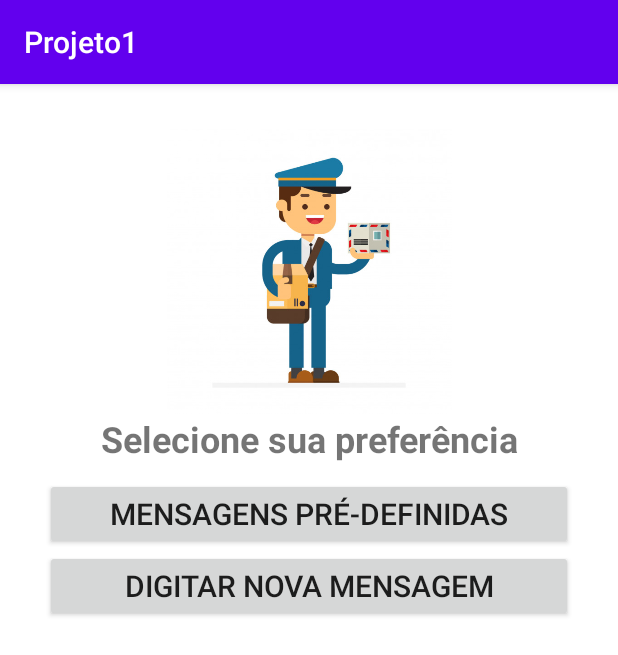
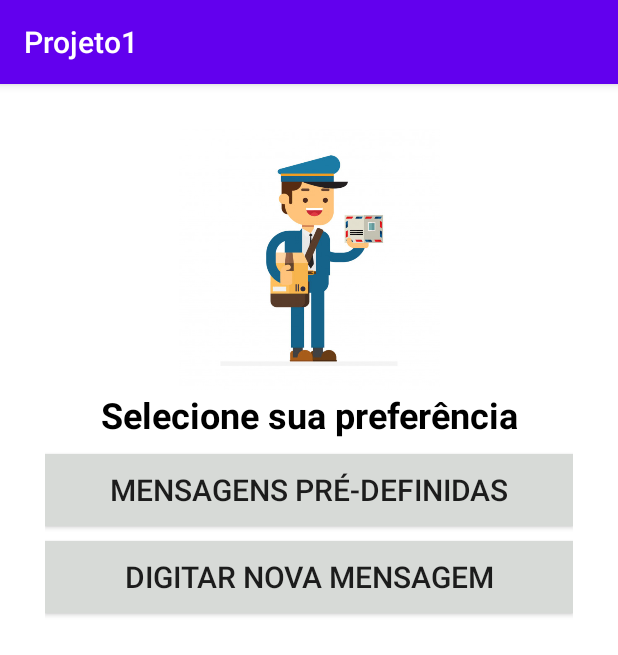
Before and after one commit to luizfelipelazzaron/desagil-projeto1, an Android app: the screen it shows after launch (MainActivity), on a phone screen of 412 x 824 dp. Shown: the top 655 px of the screen. Run offline under Robolectric (Android 15) with nearby library versions, the phone set to English and light mode, and no system bars.

Commit message:
alterações main xml

```diff
--- a/app/src/main/res/layout/activity_main.xml
+++ b/app/src/main/res/layout/activity_main.xml
@@ -15,24 +15,26 @@
     <ImageView
         android:id="@+id/imageView5"
         android:layout_width="wrap_content"
-        android:layout_height="190dp"
+        android:layout_height="174dp"
         app:srcCompat="@drawable/logo1" />
 
     <TextView
         android:layout_width="match_parent"
         android:layout_height="wrap_content"
-        android:layout_marginBottom="10dp"
         android:background="#FFFFFF"
         android:text="Selecione sua preferência"
         android:textAlignment="center"
         android:textSize="24sp"
         android:textStyle="normal|bold"
+        android:textColor="#000000"
         tools:ignore="HardcodedText" />
 
     <Button
         android:id="@+id/button_defined_messages"
         android:layout_width="match_parent"
         android:layout_height="wrap_content"
+        android:background="#D7DAD7"
+        android:layout_marginTop="10sp"
         android:text="Mensagens pré-definidas"
         android:textSize="20sp"
         tools:ignore="HardcodedText" />
@@ -41,7 +43,9 @@
         android:id="@+id/button_new_message"
         android:layout_width="match_parent"
         android:layout_height="wrap_content"
+        android:background="#D7DAD7"
         android:focusableInTouchMode="false"
+        android:layout_marginTop="10sp"
         android:text="Digitar nova mensagem"
         android:textSize="20sp"
         tools:ignore="HardcodedText" />
--- a/app/src/main/res/layout/activity_new_message.xml
+++ b/app/src/main/res/layout/activity_new_message.xml
@@ -15,8 +15,9 @@
         android:background="#FFFFFF"
         android:text="Tradutor"
         android:textAlignment="center"
-        android:textSize="30sp"
+        android:textSize="25sp"
         android:textStyle="normal|bold"
+        android:textColor="#000000"
         tools:ignore="HardcodedText" />
 
     <view
```
